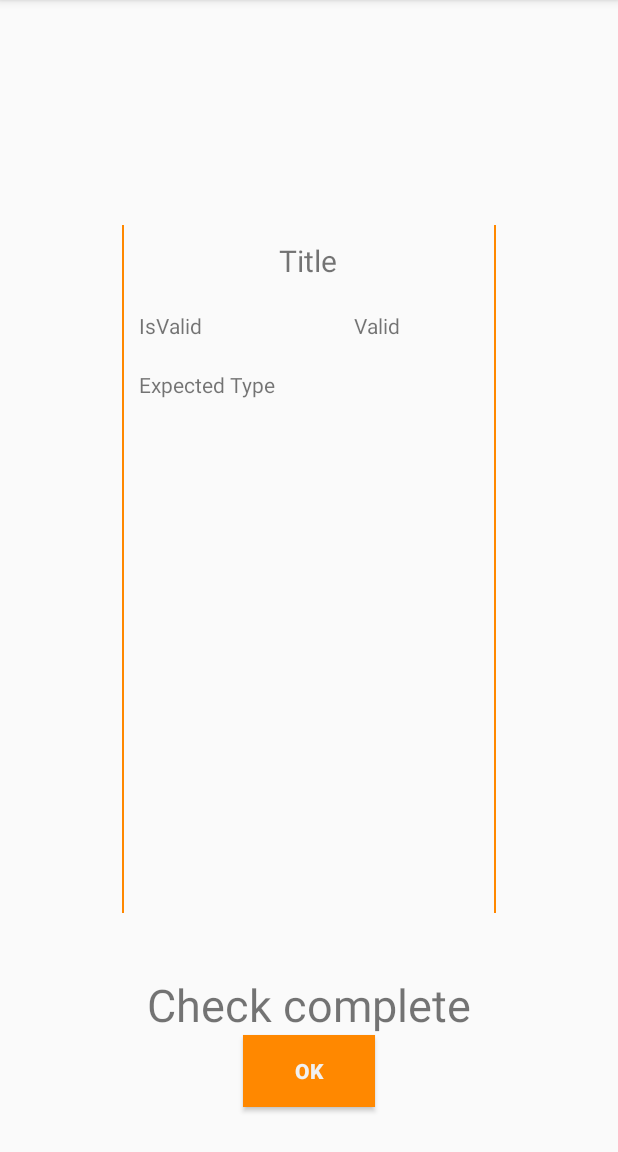
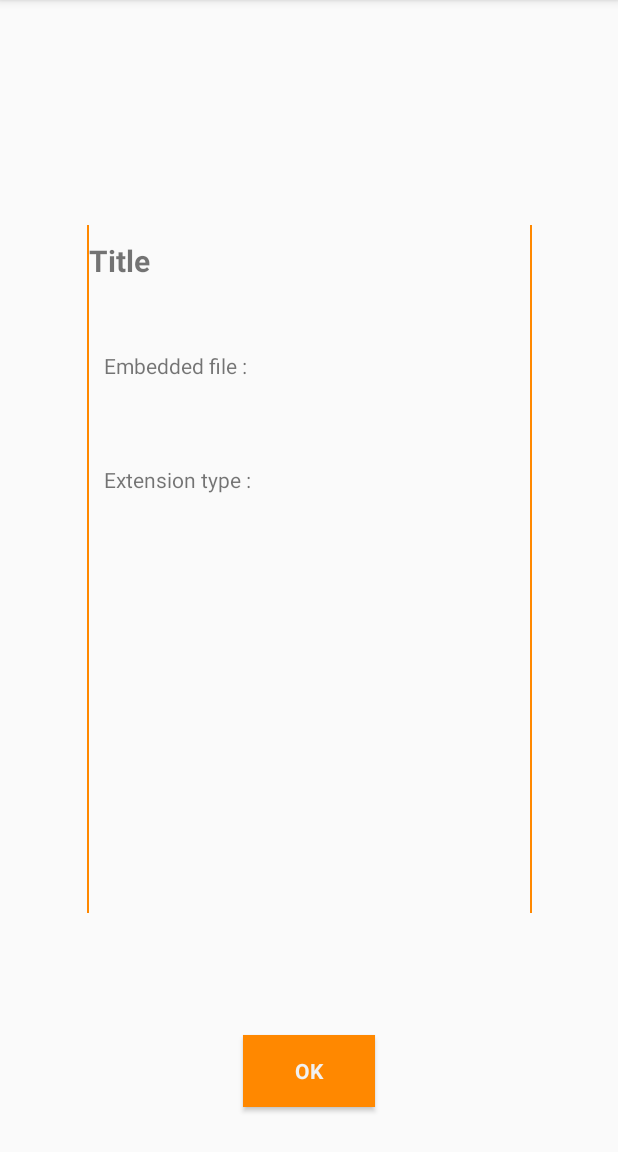
Before and after one commit to security2015/mobileApp, an Android app: the ResultActivity screen opened directly, with no data from a screen before it, on a phone screen of 412 x 824 dp, the part 84-1236 px from its top. Run offline under Robolectric (Android 15) with nearby library versions, the phone set to English and light mode, and no system bars; libraries missing offline, so code that uses them is left out: com.loopj.android, cz.msebera.android; 2 statements that could not run were skipped.

Commit message:
result interface

```diff
--- a/app/src/main/AndroidManifest.xml
+++ b/app/src/main/AndroidManifest.xml
@@ -1,5 +1,6 @@
 <?xml version="1.0" encoding="utf-8"?>
 <manifest xmlns:android="http://schemas.android.com/apk/res/android"
+    xmlns:tools="http://schemas.android.com/tools"
     package="hexid.infosec.filevalidator" >
 
     <uses-permission android:name="android.permission.INTERNET" />
@@ -16,7 +17,6 @@
             android:label="@string/app_name" >
             <intent-filter>
                 <action android:name="android.intent.action.MAIN" />
-
                 <category android:name="android.intent.category.LAUNCHER" />
             </intent-filter>
         </activity>
@@ -37,6 +37,9 @@
             android:name=".BaseActivity"
             android:label="@string/title_activity_base" >
         </activity>
+        <activity android:name=".PopupActivity"
+            android:theme="@style/AppTheme.Transparent">
+        </activity>
     </application>
 
 </manifest>
--- a/app/src/main/java/hexid/infosec/filevalidator/MainActivity.java
+++ b/app/src/main/java/hexid/infosec/filevalidator/MainActivity.java
@@ -63,6 +63,7 @@ public class MainActivity extends BaseActivity {
         }
         Intent intent = new Intent(this, ResultActivity.class);
         intent.putExtra("filePath", strFilePath);
+        intent.putExtra("fileName", textViewFileName.getText().toString());
         startActivityForResult(intent, 1);
     }
     public void openExplorer(View arg0){
--- a/app/src/main/res/layout/activity_result.xml
+++ b/app/src/main/res/layout/activity_result.xml
@@ -23,7 +23,7 @@
         <View
             android:layout_width="match_parent"
             android:layout_height="match_parent"
-            android:layout_weight="2">
+            android:layout_weight="3">
         </View>
         <View
             android:layout_width="1sp"
@@ -34,21 +34,34 @@
             android:layout_width="match_parent"
             android:layout_height="wrap_content"
             android:layout_gravity="center_horizontal"
-            android:gravity="center"
             android:layout_weight="1"
             >
             <TableRow
                 android:layout_width="match_parent"
                 android:layout_height="wrap_content"
                 android:gravity="center"
-                android:padding="10sp">
+                android:paddingTop="10sp">
                 <TextView
                     android:id="@+id/textViewTableTitle"
+                    android:textStyle="bold"
                     android:textSize="20sp"
                     android:text="Title"
-                    android:gravity="center"
-                    android:layout_height="match_parent">
-
+                    android:layout_height="match_parent"
+                    android:layout_width="0sp"
+                    android:layout_weight="1"
+                    android:singleLine="false">
+                </TextView>
+            </TableRow>
+            <TableRow
+                android:layout_width="match_parent"
+                android:layout_height="wrap_content"
+                android:gravity="center"
+                android:padding="10sp"
+                android:paddingTop="1sp">
+                <TextView
+                    android:id="@+id/textViewResult"
+                    android:textSize="12sp"
+                    >
                 </TextView>
             </TableRow>
             <TableRow
@@ -57,13 +70,21 @@
                 android:gravity="center"
                 android:padding="10sp">
                 <TextView
-                    android:text="IsValid"
+                    android:text="Embedded file :"
                     android:layout_weight="1"
-                    android:layout_width="match_parent">
+                    >
                 </TextView>
+            </TableRow>
+            <TableRow
+                android:layout_width="match_parent"
+                android:layout_height="wrap_content"
+                android:gravity="center"
+                android:padding="10sp"
+                android:paddingTop="1sp">
                 <TextView
-                    android:text="Valid"
-                    android:layout_weight="1">
+                    android:id="@+id/textViewEmbedded"
+                    android:textSize="12sp"
+                    >
                 </TextView>
             </TableRow>
             <TableRow
@@ -72,12 +93,21 @@
                 android:gravity="center"
                 android:padding="10sp">
                 <TextView
-                    android:text="Expected Type"
+                    android:text="Extension type :"
                     android:layout_weight="1">
                 </TextView>
+            </TableRow>
+            <TableRow
+                android:layout_width="match_parent"
+                android:layout_height="wrap_content"
+                android:gravity="center"
+                android:padding="10sp"
+                android:paddingTop="1sp">
                 <TextView
-                    android:layout_weight="1">
-                 </TextView>
+                    android:id="@+id/textViewExtension"
+                    android:textSize="12sp"
+                    >
+                </TextView>
             </TableRow>
         </TableLayout>
         <View
@@ -88,7 +118,7 @@
         <View
             android:layout_width="match_parent"
             android:layout_height="match_parent"
-            android:layout_weight="2">
+            android:layout_weight="3">
         </View>
     </LinearLayout>
     <TextView
@@ -101,7 +131,7 @@
         android:layout_width="match_parent"
         android:layout_height="wrap_content"
         android:gravity="center"
-        android:text="Check complete"
+        android:text=""
         android:textSize="30dp"
          />
     <Button
--- a/app/src/main/res/menu/menu_main.xml
+++ b/app/src/main/res/menu/menu_main.xml
@@ -9,9 +9,6 @@
     <item android:id="@+id/action_monitoring"
         android:checkable="true"
         android:title="Monitoring" />
-    <item android:id="@+id/blue"
-        android:title="blue"
-        android:showAsAction="always"/>
     <item android:id="@+id/mymenu" android:title="My menu"
         app:showAsAction="never" />
 
--- a/app/src/main/res/values/styles.xml
+++ b/app/src/main/res/values/styles.xml
@@ -2,7 +2,18 @@
 
     <!-- Base application theme. -->
     <style name="AppTheme" parent="Theme.AppCompat.Light.DarkActionBar">
-        <!-- Customize your theme here. -->
+        <item name = "android:typeface">sans</item>
+    </style>
+
+    <!-- Pop up activity theme -->
+    <style name="AppTheme.Transparent" parent="AppTheme">
+        <item name="android:windowBackground">@android:color/transparent</item>
+        <item name="android:colorBackgroundCacheHint">@null</item>
+        <item name="android:windowIsTranslucent">true</item>
+        <item name="android:windowAnimationStyle">@android:style/Animation</item>
+        <item name="android:windowNoTitle">true</item>
+        <item name="android:windowContentOverlay">@null</item>
+        <item name="android:backgroundDimEnabled">true</item>
     </style>
 
 </resources>
```
Also changed, not shown: app/src/main/java/hexid/infosec/filevalidator/BService.java (+8 -7 lines), app/src/main/java/hexid/infosec/filevalidator/PopupActivity.java (added, +46 -0 lines), app/src/main/java/hexid/infosec/filevalidator/ResultActivity.java (+91 -120 lines), app/src/main/res/layout/activity_main.xml (+4 -4 lines).
